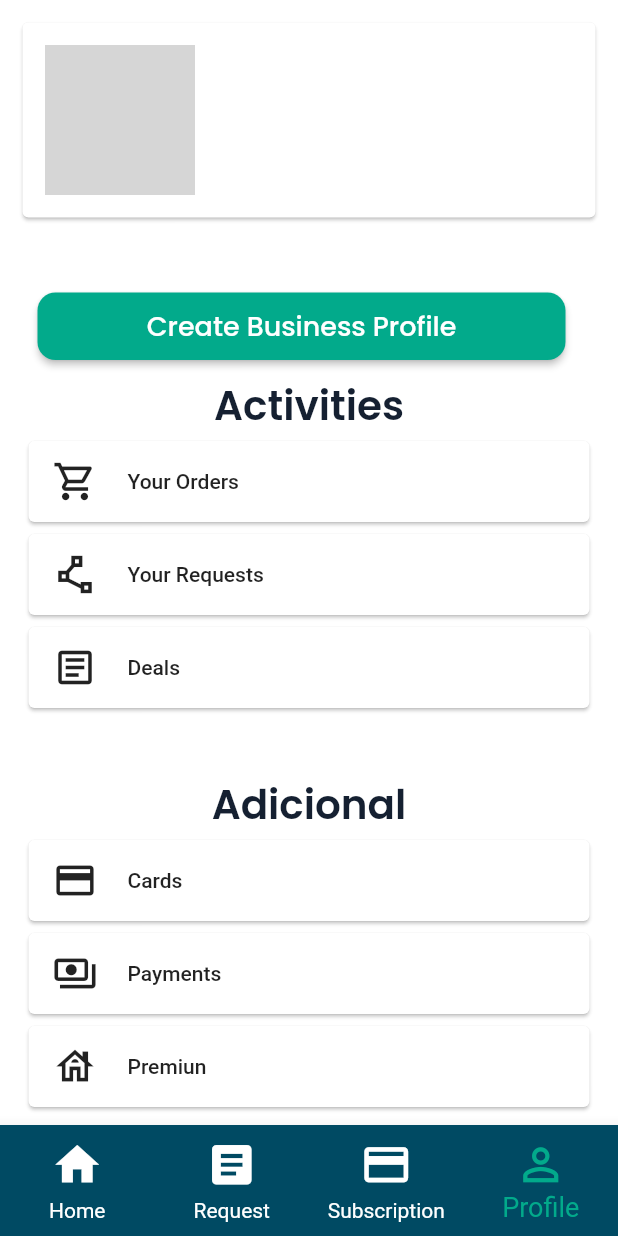
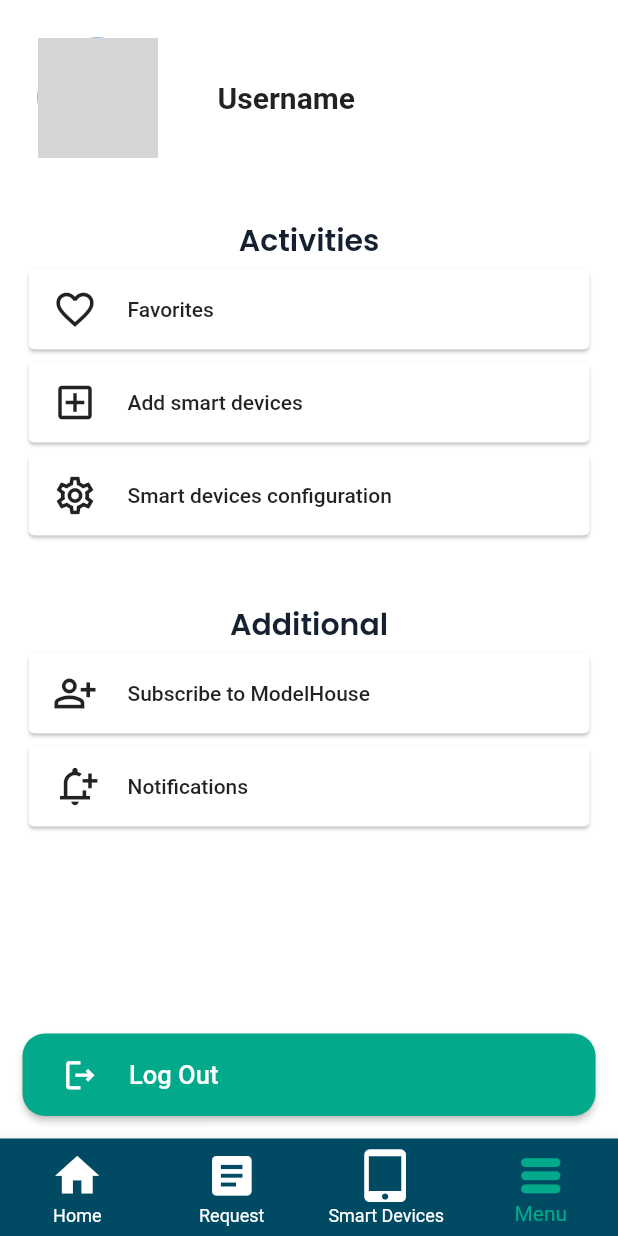
Before and after one commit to Arquitecturas-De-Software-Emergente/ModelHouseMovil, a Flutter app: the PrincipalView screen opened directly, item 4 of the bottom bar chosen, on a phone screen of 412 x 824 dp. Run offline on Flutter 3.47's test engine with Material 2 defaults, Android fonts, the phone set to English and light mode, and no system bars; our stand-ins replace google_fonts, shared_preferences; missing offline and left inert: dart:ffi; accounts and stored records are empty; network calls fail; grey boxes are pictures that could not be loaded.

Commit message:
feat: :art: Updated Menu

```diff
--- a/lib/ServicesManagement/Screens/Menu.dart
+++ b/lib/ServicesManagement/Screens/Menu.dart
@@ -21,7 +21,8 @@ class Menu extends StatefulWidget {
   int? idAccount;
   String? role;
   UserProfile? userProfile;
-  Menu(this.idAccount, this.role, this.userProfile, {Key? key}) : super(key: key);
+  Menu(this.idAccount, this.role, this.userProfile, {Key? key})
+      : super(key: key);
 
   @override
   // ignore: library_private_types_in_public_api
@@ -66,47 +67,45 @@ class _MenuState extends State<Menu> {
 
   @override
   Widget build(BuildContext context) {
-    return ListView(
+    return Column(
+      children: [
+        Container(
+          margin: EdgeInsets.all(25), // Margen general alrededor del contenedor
+          child: const Row(
+            children: [
+              CircleAvatar(
+                radius: 40,
+                backgroundImage: AssetImage('../images/profile.png'),
+              ),
+              SizedBox(width: 30),
+              Align(
+                alignment: Alignment.center,
+                child: Padding(
+                  padding: EdgeInsets.only(left: 10),
+                  child: Text(
+                    'Username',
+                    style: TextStyle(fontSize: 20, fontWeight: FontWeight.bold),
+                  ),
+                ),
+              ),
+            ],
+          ),
+        ),
+        Expanded(
+          child: ListView(
             padding: const EdgeInsets.all(15),
-      children: [
-        widget.userProfile != null
-            ? Perfil(widget.idAccount, widget.userProfile!)
-            : Container(
-                margin: const EdgeInsets.fromLTRB(10, 20, 20, 10),
-                width: MediaQuery.of(context).size.width,
-                height: 45,
-                child: ActiveButton(12, "Create Business Profile", () {
-                  Navigator.of(context).push(
-                    MaterialPageRoute(
-                      builder: (BuildContext context) {
-                        return FormProfileUser(widget.idAccount);
-                      },
-                    ),
-                  );
-                }, 18),
-              ),
-        widget.role == "business" && businessProfile != null
-            ? PerfilBusiness(account!, businessProfile!)
-            : Container(
-                margin: const EdgeInsets.fromLTRB(10, 20, 20, 10),
-                width: MediaQuery.of(context).size.width,
-                height: 45,
-                child: ActiveButton(12, "Create Business Profile", () {
-                  Navigator.of(context).push(
-                    MaterialPageRoute(
-                      builder: (BuildContext context) {
-                        return FormProfileBusines(account!);
-                      },
-                    ),
-                  );
-                }, 18),
-              ),
-        const Activities(),
-        const Padding(
+            children: const [
+              Activities(),
+              Padding(
                 padding: EdgeInsets.fromLTRB(0, 40, 0, 40),
                 child: Adicional(),
               ),
-        MaterialButton(
+            ],
+          ),
+        ),
+        Container(
+          margin: EdgeInsets.all(15), // Agrega el margen que desees
+          child: MaterialButton(
             height: 45,
             shape:
                 RoundedRectangleBorder(borderRadius: BorderRadius.circular(15)),
@@ -125,7 +124,8 @@ class _MenuState extends State<Menu> {
             },
             child: Container(
               padding: const EdgeInsets.fromLTRB(0, 15, 0, 15),
-            child: Row(children: const <Widget>[
+              child: const Row(
+                children: <Widget>[
                   Padding(
                     padding: EdgeInsets.fromLTRB(10, 0, 20, 0),
                     child: Icon(
@@ -137,8 +137,10 @@ class _MenuState extends State<Menu> {
                   Text(
                     "Log Out",
                     style: TextStyle(color: Colors.white, fontSize: 17),
-              )
-            ]),
+                  ),
+                ],
+              ),
+            ),
           ),
         ),
       ],
--- a/lib/Shared/Components/Navigation.dart
+++ b/lib/Shared/Components/Navigation.dart
@@ -25,16 +25,16 @@ class _NavigationState extends State<Navigation> {
       selectedItemColor: const Color(0xFF02AA8B),
       unselectedItemColor: Colors.white,
       iconSize: 35.0,
-      selectedFontSize: 18.0,
-      unselectedFontSize: 14,
+      selectedFontSize: 14.0,
+      unselectedFontSize: 12,
       backgroundColor: const Color(0XFF004A63),
       items: const [
         BottomNavigationBarItem(icon: Icon(Icons.home), label: 'Home'),
         BottomNavigationBarItem(icon: Icon(Icons.article), label: 'Request'),
         BottomNavigationBarItem(
-            icon: Icon(Icons.payment), label: 'Subscription'),
+            icon: Icon(Icons.tablet_mac), label: 'Smart Devices'),
         BottomNavigationBarItem(
-            icon: Icon(Icons.person_outline_outlined), label: 'Profile'),
+            icon: Icon(Icons.table_rows_rounded), label: 'Menu'),
       ],
     );
   }
--- a/lib/Shared/Views/Activities.dart
+++ b/lib/Shared/Views/Activities.dart
@@ -14,7 +14,7 @@ class _ActivitiesState extends State<Activities> {
   Widget build(BuildContext context) {
     return Column(
       children: [
-        Titles(27, "Activities"),
+        Titles(20, "Activities"),
         Card(
           child: MaterialButton(
             onPressed: () {},
@@ -22,11 +22,11 @@ class _ActivitiesState extends State<Activities> {
               Padding(
                 padding: EdgeInsets.fromLTRB(0, 12, 20, 12),
                 child: Icon(
-                  Icons.shopping_cart_outlined,
+                  Icons.favorite_border_outlined,
                   size: 30,
                 ),
               ),
-              Text("Your Orders")
+              Text("Favorites")
             ]),
           ),
         ),
@@ -37,11 +37,11 @@ class _ActivitiesState extends State<Activities> {
               Padding(
                 padding: EdgeInsets.fromLTRB(0, 12, 20, 12),
                 child: Icon(
-                  Icons.polyline_outlined,
+                  Icons.add_box_outlined,
                   size: 30,
                 ),
               ),
-              Text("Your Requests")
+              Text("Add smart devices")
             ]),
           ),
         ),
@@ -52,11 +52,11 @@ class _ActivitiesState extends State<Activities> {
               Padding(
                 padding: EdgeInsets.fromLTRB(0, 12, 20, 12),
                 child: Icon(
-                  Icons.article_outlined,
+                  Icons.settings_outlined,
                   size: 30,
                 ),
               ),
-              Text("Deals")
+              Text("Smart devices configuration")
             ]),
           ),
         )
--- a/lib/Shared/Views/Adicional.dart
+++ b/lib/Shared/Views/Adicional.dart
@@ -16,7 +16,7 @@ class _AdicionalState extends State<Adicional> {
   Widget build(BuildContext context) {
     return Column(
       children: [
-        Titles(27, "Adicional"),
+        Titles(20, "Additional"),
         Card(
           child: MaterialButton(
             onPressed: () {},
@@ -24,11 +24,11 @@ class _AdicionalState extends State<Adicional> {
               Padding(
                 padding: EdgeInsets.fromLTRB(0, 12, 20, 12),
                 child: Icon(
-                  Icons.credit_card_outlined,
+                  Icons.person_add_alt_outlined,
                   size: 30,
                 ),
               ),
-              Text("Cards")
+              Text("Subscribe to ModelHouse")
             ]),
           ),
         ),
@@ -39,29 +39,14 @@ class _AdicionalState extends State<Adicional> {
               Padding(
                 padding: EdgeInsets.fromLTRB(0, 12, 20, 12),
                 child: Icon(
-                  Icons.payments_outlined,
+                  Icons.notification_add_outlined,
                   size: 30,
                 ),
               ),
-              Text("Payments")
+              Text("Notifications")
             ]),
           ),
         ),
-        Card(
-          child: MaterialButton(
-            onPressed: () {},
-            child: Row(children: const [
-              Padding(
-                padding: EdgeInsets.fromLTRB(0, 12, 20, 12),
-                child: Icon(
-                  Icons.house_outlined,
-                  size: 30,
-                ),
-              ),
-              Text("Premiun")
-            ]),
-          ),
-        )
       ],
     );
   }
```
Also changed, not shown: images/profile.png (added), pubspec.lock. Lines whose indentation alone changed are shown as unchanged.
